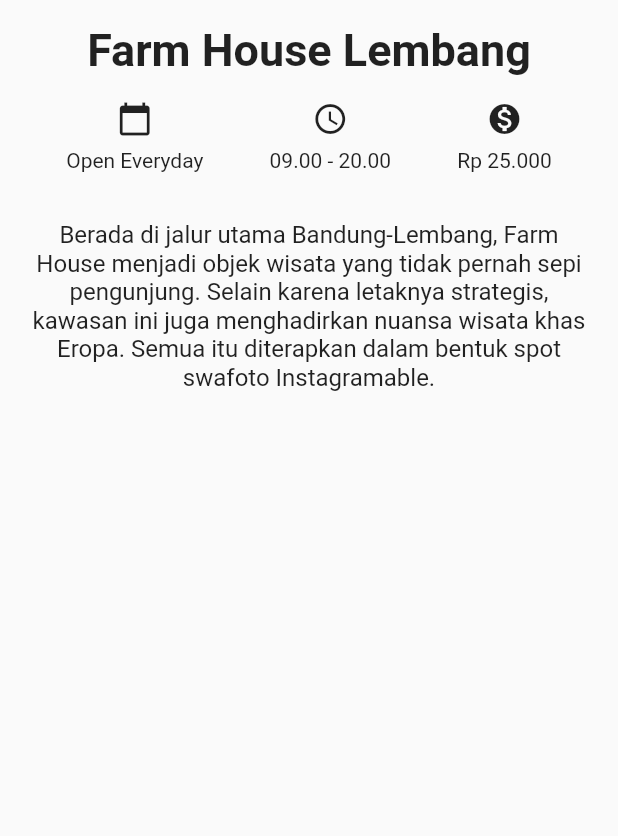
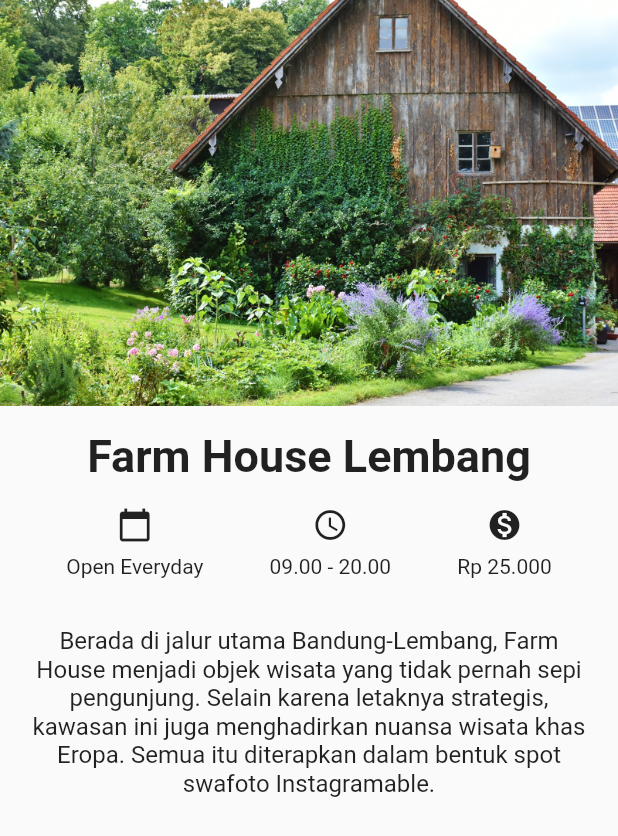
Before and after one commit to ahmfarisi/Kelas-Flutter-SI5C-Gasal-2023-2024, a Flutter app: the screen it shows after launch, on a phone screen of 412 x 824 dp. Shown: the top 836 px of the screen. Run offline on Flutter 3.47's test engine with Material 2 defaults, Android fonts, the phone set to English and light mode, and no system bars.

Commit message:
Update Project

```diff
--- a/wisata_bandung/lib/detail_screen.dart
+++ b/wisata_bandung/lib/detail_screen.dart
@@ -9,6 +9,7 @@
         body: SafeArea(
       child: Column(
         children: [
+          Image.asset('images/farm-house.jpg'),
           Container(
             margin: const EdgeInsets.only(top: 16),
             child: const Text(
--- a/wisata_bandung/pubspec.yaml
+++ b/wisata_bandung/pubspec.yaml
@@ -17,3 +17,5 @@
 
 flutter:
   uses-material-design: true
+  assets:
+  - images/
```
Also changed, not shown: wisata_bandung/images/bosscha.jpg (added), wisata_bandung/images/farm-house.jpg (added), wisata_bandung/images/floating-market.png (added), wisata_bandung/images/jalan-asia-afrika.jpg (added), wisata_bandung/images/kawah-putih.jpg (added), wisata_bandung/images/museum-geologi.jpg (added), wisata_bandung/images/ranca-upas.jpg (added), wisata_bandung/images/stone-garden.jpg (added), wisata_bandung/images/taman-film.jpg (added).
